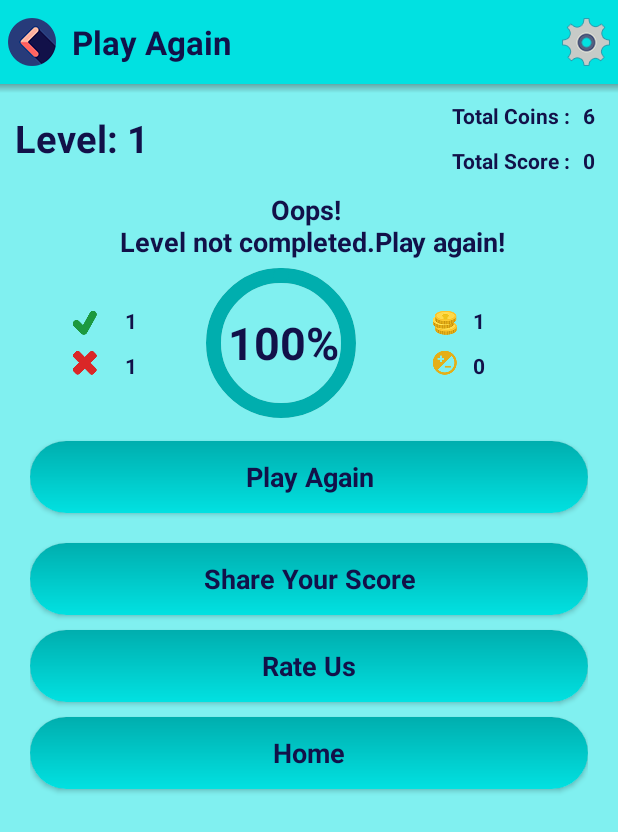
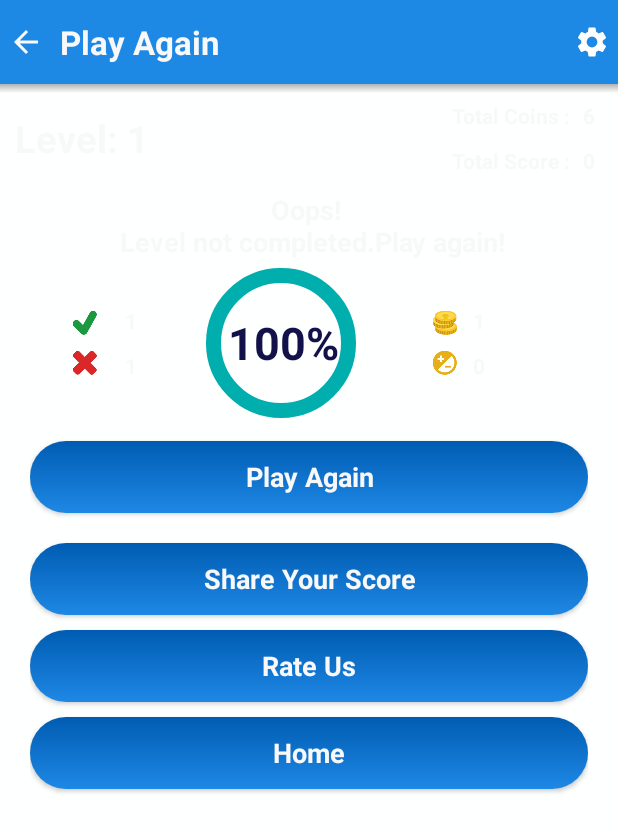
Before and after one commit to ProArif/Quiz, an Android app: the fragment FragmentComplete placed in its activity, on a phone screen of 412 x 824 dp. Shown: the top 832 px of the screen. Run offline under Robolectric (Android 15) with nearby library versions, the phone set to English and light mode, and no system bars; our stand-ins replace AdMob; 5 statements that could not run were skipped.

Commit message:
Change in UI

```diff
--- /dev/null
+++ b/app/src/main/res/drawable/back.xml
@@ -0,0 +1,9 @@
+<vector xmlns:android="http://schemas.android.com/apk/res/android"
+        android:width="24dp"
+        android:height="24dp"
+        android:viewportWidth="24.0"
+        android:viewportHeight="24.0">
+    <path
+        android:fillColor="#FAFAFA"
+        android:pathData="M20,11H7.83l5.59,-5.59L12,4l-8,8 8,8 1.41,-1.41L7.83,13H20v-2z"/>
+</vector>
--- /dev/null
+++ b/app/src/main/res/drawable/settings.xml
@@ -0,0 +1,5 @@
+<vector android:height="24dp" android:tint="#FFFFFF"
+    android:viewportHeight="24" android:viewportWidth="24"
+    android:width="24dp" xmlns:android="http://schemas.android.com/apk/res/android">
+    <path android:fillColor="#FF000000" android:pathData="M19.1,12.9a2.8,2.8 0,0 0,0.1 -0.9,2.8 2.8,0 0,0 -0.1,-0.9l2.1,-1.6a0.7,0.7 0,0 0,0.1 -0.6L19.4,5.5a0.7,0.7 0,0 0,-0.6 -0.2l-2.4,1a6.5,6.5 0,0 0,-1.6 -0.9l-0.4,-2.6a0.5,0.5 0,0 0,-0.5 -0.4H10.1a0.5,0.5 0,0 0,-0.5 0.4L9.3,5.4a5.6,5.6 0,0 0,-1.7 0.9l-2.4,-1a0.4,0.4 0,0 0,-0.5 0.2l-2,3.4c-0.1,0.2 0,0.4 0.2,0.6l2,1.6a2.8,2.8 0,0 0,-0.1 0.9,2.8 2.8,0 0,0 0.1,0.9L2.8,14.5a0.7,0.7 0,0 0,-0.1 0.6l1.9,3.4a0.7,0.7 0,0 0,0.6 0.2l2.4,-1a6.5,6.5 0,0 0,1.6 0.9l0.4,2.6a0.5,0.5 0,0 0,0.5 0.4h3.8a0.5,0.5 0,0 0,0.5 -0.4l0.3,-2.6a5.6,5.6 0,0 0,1.7 -0.9l2.4,1a0.4,0.4 0,0 0,0.5 -0.2l2,-3.4c0.1,-0.2 0,-0.4 -0.2,-0.6ZM12,15.6A3.6,3.6 0,1 1,15.6 12,3.6 3.6,0 0,1 12,15.6Z"/>
+</vector>
--- a/app/src/main/res/values/color.xml
+++ b/app/src/main/res/values/color.xml
@@ -1,11 +1,11 @@
 <?xml version="1.0" encoding="utf-8"?>
 <resources>
 
-    <color name="colorPrimary">#01E1E1</color>
-    <color name="colorPrimaryDark">#00AEAE</color>
-    <color name="colorAccent">#01E1E1</color>
-    <color name="txt_color">#121149</color>
-    <color name="bg_color">#80f0f0</color>
+    <color name="colorPrimary">#1e88e5</color>
+    <color name="colorPrimaryDark">#005cb2</color>
+    <color name="colorAccent">#6ab7ff</color>
+    <color name="txt_color">#F8F8F8</color>
+    <color name="bg_color">#FEFFFF</color>
     <color name="right_dark">#ed2a2a</color>
     <color name="right_light">#e9605f</color>
     <color name="wrong_dark">#22af4a</color>
```
Also changed, not shown: app/src/main/res/drawable-hdpi/back.png (deleted), app/src/main/res/drawable-hdpi/settings.png (deleted), app/src/main/res/drawable-large/back.png (deleted), app/src/main/res/drawable-large/settings.png (deleted), app/src/main/res/drawable-tvdpi/back.png (deleted), app/src/main/res/drawable-tvdpi/settings.png (deleted), app/src/main/res/drawable-xhdpi/back.png (deleted), app/src/main/res/drawable-xhdpi/settings.png (deleted), app/src/main/res/drawable-xlarge/back.png (deleted), app/src/main/res/drawable-xlarge/settings.png (deleted), app/src/main/res/drawable-xxhdpi/back.png (deleted), app/src/main/res/drawable-xxhdpi/settings.png (deleted), app/src/main/res/drawable-xxxhdpi/back.png (deleted), app/src/main/res/drawable-xxxhdpi/settings.png (deleted).
